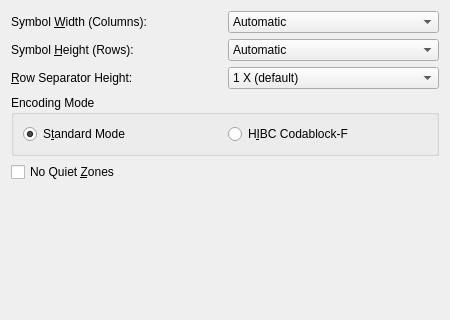
This is frontend_qt/grpCodablockF.ui in zint/zint as Qt 5 draws it before an edit. The edited form follows.
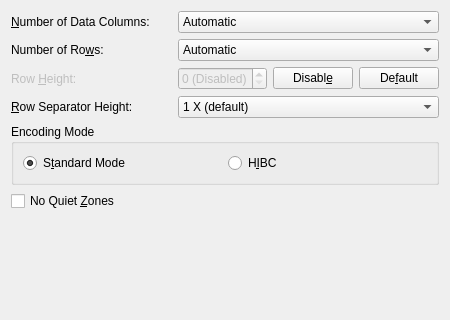
This is the edited form.

Commit message: Add HEIGHTPERROW_MODE_input mode flag (#204) backend_qt: add encodedWidth, encodedRows DBAR_EXPSTK: add max rows option (option_3) CODE16K/CODE49: add min rows option (option_1) GUI: HIBC xxx -> HIBC

```diff
--- a/frontend_qt/grpCodablockF.ui
+++ b/frontend_qt/grpCodablockF.ui
@@ -25,7 +25,7 @@
      <item row="0" column="0">
       <widget class="QLabel" name="labelWidth">
        <property name="text">
-        <string>Symbol &amp;Width (Columns):</string>
+        <string>&amp;Number of Data Columns:</string>
        </property>
        <property name="toolTip">
         <string>The number of data characters in a row</string>
@@ -348,7 +348,7 @@
      <item row="1" column="0">
       <widget class="QLabel" name="labelHeight">
        <property name="text">
-        <string>Symbol &amp;Height (Rows):</string>
+        <string>Number of Ro&amp;ws:</string>
        </property>
        <property name="toolTip">
         <string>The number of rows</string>
@@ -594,7 +594,119 @@
       </widget>
      </item>
      <item row="2" column="0">
-      <widget class="QLabel" name="labelRowSeparatorHeight">
+      <widget class="QLabel" name="lblCbfHeightPerRow">
+       <property name="enabled">
+        <bool>false</bool>
+       </property>
+       <property name="toolTip">
+        <string>Height per row in X-dimensions
+Only available if &quot;Automatic Height&quot; in
+the Appearance tab is not checked
+(ignored if disabled)</string>
+       </property>
+       <property name="text">
+        <string>Row &amp;Height:</string>
+       </property>
+       <property name="alignment">
+        <set>Qt::AlignLeading|Qt::AlignLeft|Qt::AlignVCenter</set>
+       </property>
+       <property name="buddy">
+        <cstring>spnCbfHeightPerRow</cstring>
+       </property>
+      </widget>
+     </item>
+     <item row="2" column="1">
+      <layout class="QHBoxLayout" name="horzLayoutCbfHeightPerRow">
+       <item>
+        <widget class="QDoubleSpinBox" name="spnCbfHeightPerRow">
+         <property name="enabled">
+          <bool>false</bool>
+         </property>
+         <property name="toolTip">
+        <string>Height per row in X-dimensions
+Only available if &quot;Automatic Height&quot; in
+the Appearance tab is not checked
+(ignored if disabled)</string>
+         </property>
+         <property name="accelerated">
+          <bool>true</bool>
+         </property>
+         <property name="prefix">
+          <string/>
+         </property>
+         <property name="suffix">
+          <string> X</string>
+         </property>
+         <property name="decimals">
+          <number>3</number>
+         </property>
+         <property name="minimum">
+          <double>0</double>
+         </property>
+         <property name="maximum">
+          <double>2000.000000000000000</double>
+         </property>
+         <property name="singleStep">
+          <double>0.100000000000000</double>
+         </property>
+         <property name="value">
+          <double>0</double>
+         </property>
+         <property name="specialValueText">
+          <string>0 (Disabled)</string>
+         </property>
+        </widget>
+       </item>
+       <item>
+        <widget class="QPushButton" name="btnCbfHeightPerRowDisable">
+         <property name="toolTip">
+          <string>Set height per row to 0
+(&quot;Height&quot; in the Appearance
+tab will be re-enabled)</string>
+         </property>
+         <property name="text">
+          <string>Disabl&amp;e</string>
+         </property>
+         <property name="sizePolicy">
+          <sizepolicy hsizetype="Preferred" vsizetype="Fixed">
+           <horstretch>1</horstretch>
+           <verstretch>0</verstretch>
+          </sizepolicy>
+         </property>
+         <property name="sizeHint" stdset="0">
+          <size>
+           <width>30</width>
+           <height>20</height>
+          </size>
+         </property>
+        </widget>
+       </item>
+       <item>
+        <widget class="QPushButton" name="btnCbfHeightPerRowDefault">
+         <property name="toolTip">
+          <string>Set height per row to default value</string>
+         </property>
+         <property name="text">
+          <string>De&amp;fault</string>
+         </property>
+         <property name="sizePolicy">
+          <sizepolicy hsizetype="Preferred" vsizetype="Fixed">
+           <horstretch>1</horstretch>
+           <verstretch>0</verstretch>
+          </sizepolicy>
+         </property>
+         <property name="sizeHint" stdset="0">
+          <size>
+           <width>30</width>
+           <height>20</height>
+          </size>
+         </property>
+        </widget>
+       </item>
+      </layout>
+     </item>
+     <item row="3" column="0">
+      <widget class="QLabel" name="lblCbfRowSepHeight">
        <property name="text">
         <string>&amp;Row Separator Height:</string>
        </property>
@@ -607,7 +719,7 @@
        </property>
       </widget>
      </item>
-     <item row="2" column="1">
+     <item row="3" column="1">
       <widget class="QComboBox" name="cmbCbfRowSepHeight">
        <property name="toolTip">
         <string>Height in X-dimensions of horizontal lines
@@ -665,7 +777,7 @@
       <item>
        <widget class="QRadioButton" name="radCbfHIBC">
         <property name="text">
-         <string>H&amp;IBC Codablock-F</string>
+         <string>H&amp;IBC</string>
         </property>
         <property name="toolTip">
          <string>Process data as a Health Industry Barcode (HIBC)
```
Left out of the diff: 20 changed lines with no effect on the pictures. The commit also changes 35 other files.
